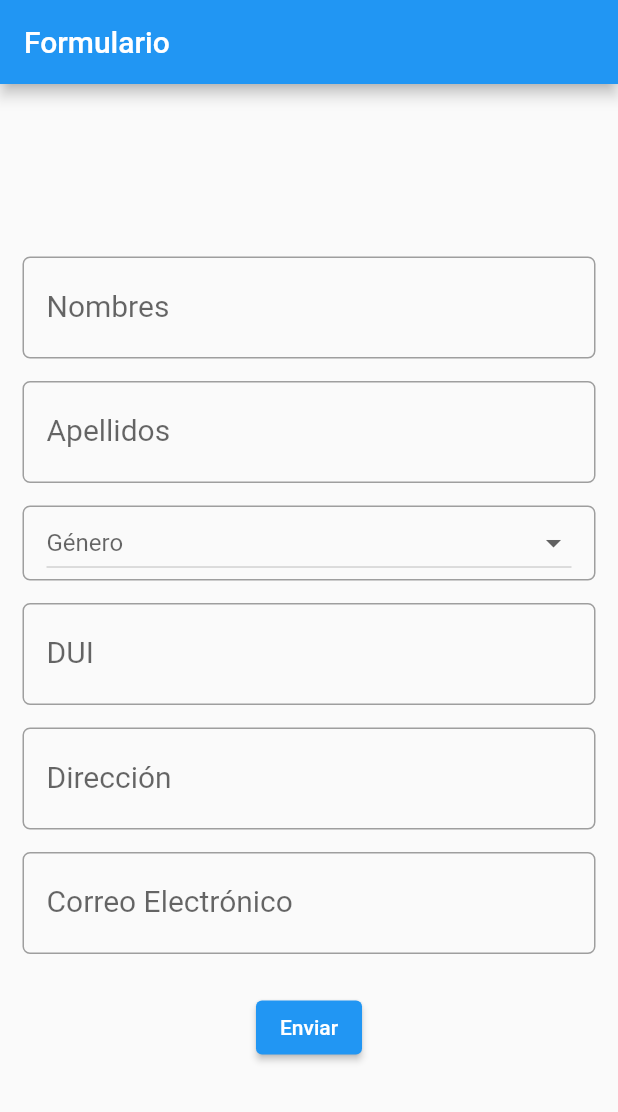
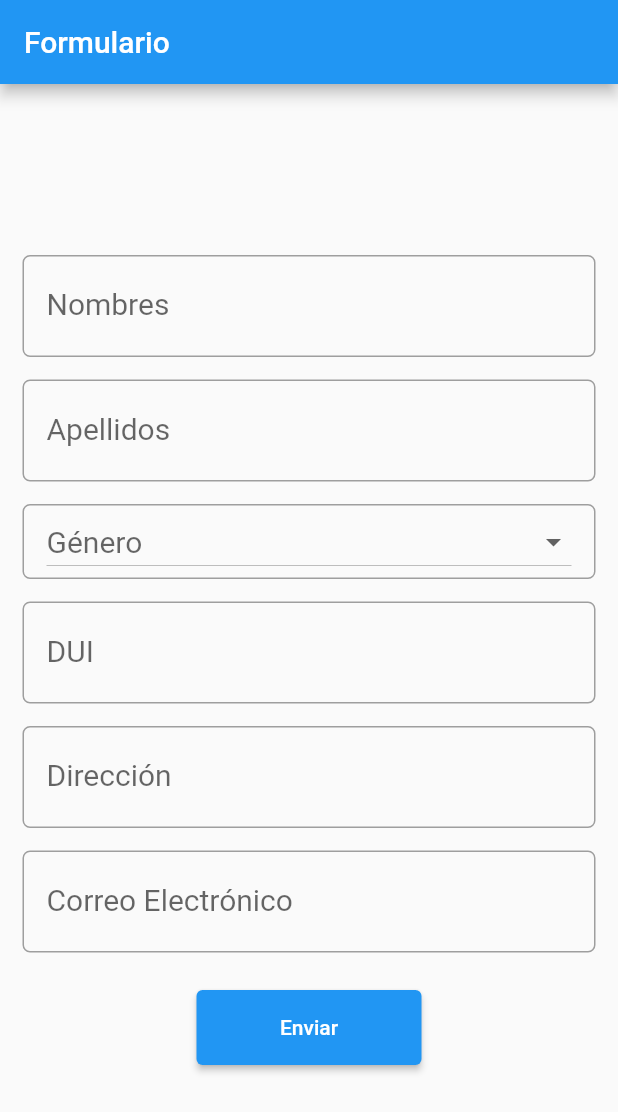
Before and after one commit to SCP-Antonio/parametros, a Flutter app: the screen it shows after launch, on a phone screen of 412 x 824 dp. Shown: the top 1112 px of the screen. Run offline on Flutter 3.47's test engine with Material 2 defaults, Android fonts, the phone set to English and light mode, and no system bars.

Commit message:
nuevo cambio

```diff
--- a/lib/main.dart
+++ b/lib/main.dart
@@ -54,7 +54,7 @@ class _FormularioState extends State<Formulario> {
                   ),
                 ),
 
-                SizedBox(height: 15),
+                 SizedBox(height: 15),
 
                 Container(
                   decoration: BoxDecoration(
@@ -89,19 +89,25 @@ class _FormularioState extends State<Formulario> {
                   padding: EdgeInsets.symmetric(horizontal: 15),
                   margin: EdgeInsets.symmetric(horizontal: 15),
                   child: DropdownButton<String>(
+                    style: TextStyle( fontSize: 20),
+
                     value: generoValue,
+
                     isExpanded: true,
-                    hint: Text('Género'),
                     onChanged: (String? newValue) {
                       setState(() {
                         generoValue = newValue;
                       });
                     },
+                    hint: Text('Género'),
                     items: <String>['Masculino', 'Femenino', 'Otro']
                         .map((String value) {
                       return DropdownMenuItem<String>(
                         value: value,
-                        child: Text(value),
+                        child: Text(
+                            value,
+                          style: TextStyle( fontSize: 20),
+                           )
                       );
                     }).toList(),
                   ),
@@ -193,6 +199,9 @@ class _FormularioState extends State<Formulario> {
                         );
                       }
                     },
+                    style: ElevatedButton.styleFrom(
+                      fixedSize: Size(150,50)
+                    ),
                     child: Text('Enviar'),
                   ),
                 ),
@@ -247,8 +256,6 @@ class NuevaVentana extends StatelessWidget {
     );
   }
 
-
-
   Widget _buildInfoCard(String label, String value, IconData icon) {
     return Card(
       elevation: 4,
```
